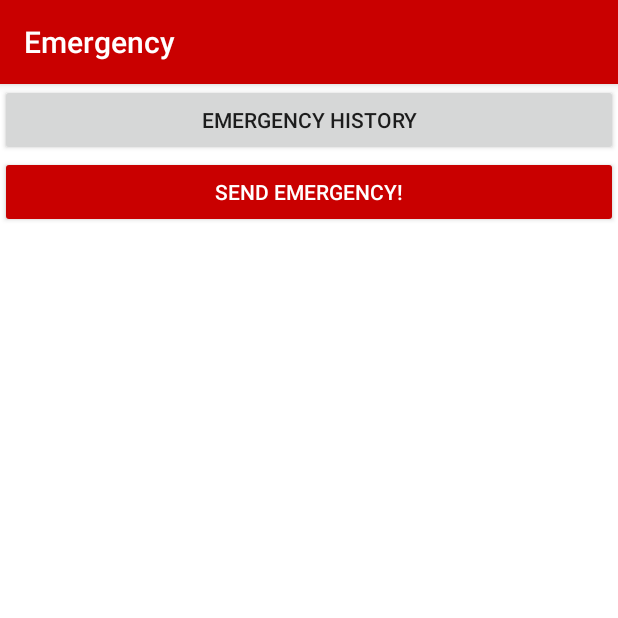
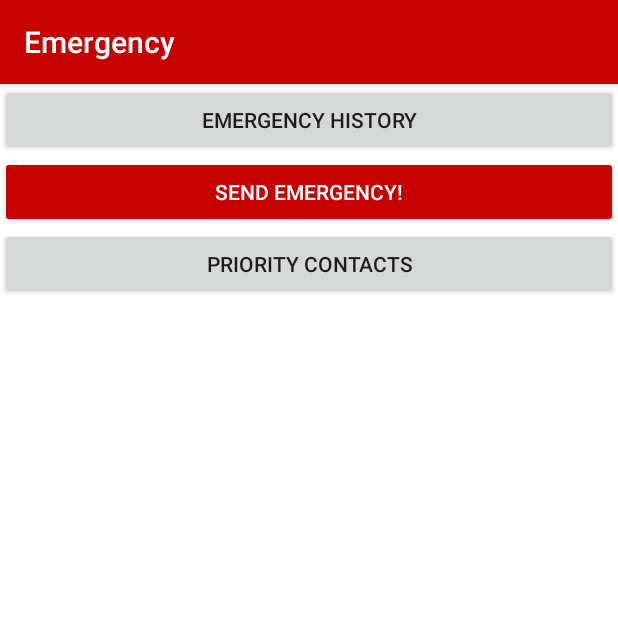
Before and after one commit to rubenponsaers/application_emergency, an Android app: the screen it shows after launch (MainActivity), on a phone screen of 412 x 824 dp, the top half of it. Run offline under Robolectric (Android 15) with nearby library versions, the phone set to English and light mode, and no system bars; 1 statement that could not run was skipped.

Commit message:
Database toegevoegd, probleem met verwijderen van contact. Door het toevoegen van ID vind hij kolom -1 niet. Mogelijke oplossing: probeer priority te gebruiken ipv id

```diff
--- a/Project/app/src/main/java/com/example/android/emergency/MainActivity.java
+++ b/Project/app/src/main/java/com/example/android/emergency/MainActivity.java
@@ -16,6 +16,7 @@ public class MainActivity extends AppCompatActivity{
 
     private Button emergencyHistory;
     private Button sendEmergency;
+    private Button contacts;
 
     private static boolean PREFERENCES_HAVE_BEEN_UPDATED = false;
 
@@ -31,8 +32,8 @@ public class MainActivity extends AppCompatActivity{
             public void onClick(View view) {
                 Context context = MainActivity.this;
                 Class destinationActivity = EmergencyHistoryActivity.class;
-                Intent startEmergencyHistory = new Intent(context,destinationActivity);
-                startActivity(startEmergencyHistory);
+                Intent startActivity = new Intent(context,destinationActivity);
+                startActivity(startActivity);
             }
         });
 
@@ -43,6 +44,17 @@ public class MainActivity extends AppCompatActivity{
                 Context context = MainActivity.this;
                 Toast messageToast = Toast.makeText(context, "Sending emergency message...", Toast.LENGTH_SHORT);
                 messageToast.show();
+            }
+        });
+
+        contacts = (Button) findViewById(R.id.button_contacts);
+        contacts.setOnClickListener(new View.OnClickListener(){
+            @Override
+            public void onClick(View view) {
+                Context context = MainActivity.this;
+                Class destinationActivity = ContactsActivity.class;
+                Intent startActivity = new Intent(context,destinationActivity);
+                startActivity(startActivity);
             }
         });
     }
--- a/Project/app/src/main/res/layout/activity_main.xml
+++ b/Project/app/src/main/res/layout/activity_main.xml
@@ -12,15 +12,18 @@
         android:id="@+id/button_emergencyHistory"
         android:layout_width="match_parent"
         android:layout_height="wrap_content"
-        android:text="@string/emergencyHistory_button" />
-
+        android:text="@string/button_emergencyHistory" />
     <Button
         android:id="@+id/button_sendEmergency"
         android:layout_width="match_parent"
         android:layout_height="wrap_content"
         android:backgroundTint="@color/colorThemeRed1"
-        android:text="@string/sendEmergency_button"
+        android:text="@string/button_sendEmergency"
         android:textColor="@color/colorThemeRed2" />
-
+    <Button
+        android:id="@+id/button_contacts"
+        android:layout_width="match_parent"
+        android:layout_height="wrap_content"
+        android:text="@string/button_contacts" />
 
 </LinearLayout>
--- a/Project/app/src/main/res/values/strings.xml
+++ b/Project/app/src/main/res/values/strings.xml
@@ -1,8 +1,14 @@
 <resources>
     <string name="app_name">Emergency</string>
-    <string name="emergencyHistory_button">Emergency history</string>
-    <string name="sendEmergency_button">Send emergency!</string>
+    <string name="button_emergencyHistory">Emergency history</string>
+    <string name="button_sendEmergency">Send emergency!</string>
     <string name="action_settings">Settings</string>
+    <string name="button_contacts">Priority contacts</string>
+    <string name="hint_new_contact_priority">Nr</string>
+    <string name="hint_new_contact_name">Name</string>
+    <string name="hint_new_contact_phoneNumber">Phone number</string>
+    <string name="button_new_contact_add">OK</string>
+    <string name="button_existing_contact_add">+</string>
 
     <!-- Preference labels and key names -->
     <string name="pref_theme_label">Theme</string>
@@ -11,4 +17,7 @@
     <string name="pref_theme_Red_key" translatable="false">red</string>
     <string name="pref_theme_Dark_label">Dark</string>
     <string name="pref_theme_Dark_key" translatable="false">dark</string>
+
+
+
 </resources>
```
Also changed, not shown: Project/app/src/main/AndroidManifest.xml (+8 -4 lines).
